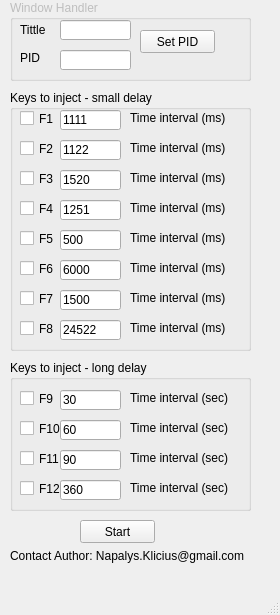
Above: gui/mainwindow.ui from Napalys/Attachable-clicker before the change. Below: the same form after it.
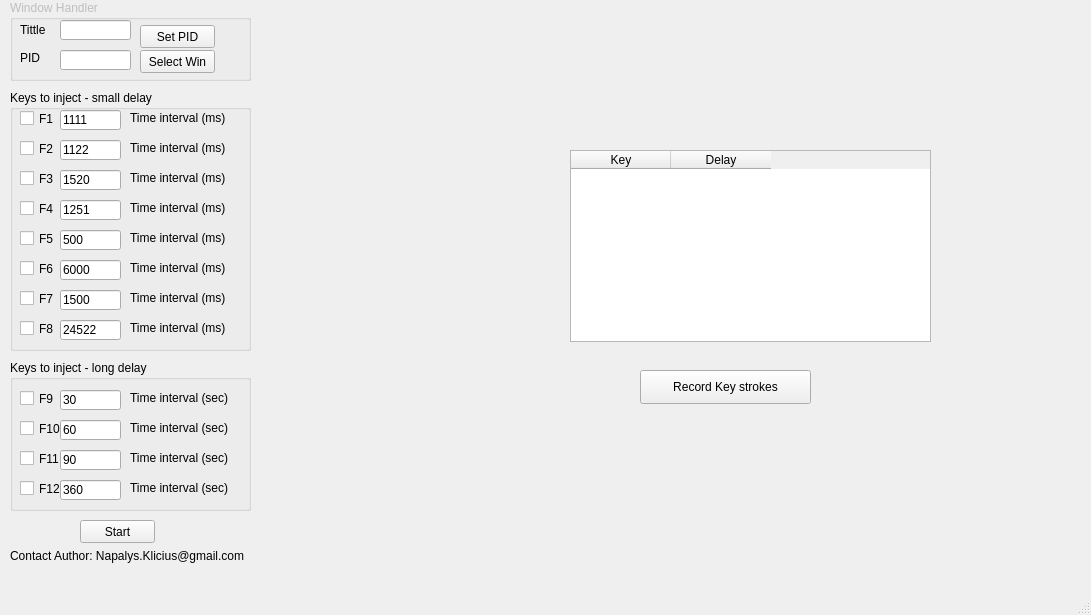
That is the form after the change.

What changed in the file:
```diff
--- a/gui/mainwindow.ui
+++ b/gui/mainwindow.ui
@@ -6,7 +6,7 @@
    <rect>
     <x>0</x>
     <y>0</y>
-    <width>280</width>
+    <width>1091</width>
     <height>615</height>
    </rect>
   </property>
@@ -16,6 +16,9 @@
   <property name="windowTitle">
    <string>Injection Clicker</string>
   </property>
+  <property name="autoFillBackground">
+   <bool>false</bool>
+  </property>
   <widget class="QWidget" name="centralwidget">
    <widget class="QCheckBox" name="checkBox_F1">
     <property name="geometry">
@@ -381,7 +384,7 @@
     <property name="geometry">
      <rect>
       <x>140</x>
-      <y>30</y>
+      <y>25</y>
       <width>75</width>
       <height>23</height>
      </rect>
@@ -390,6 +393,19 @@
      <string>Set PID</string>
     </property>
    </widget>
+   <widget class="QPushButton" name="select_PID">
+    <property name="geometry">
+     <rect>
+      <x>140</x>
+      <y>50</y>
+      <width>75</width>
+      <height>23</height>
+     </rect>
+    </property>
+    <property name="text">
+     <string>Select Win</string>
+    </property>
+   </widget>
    <widget class="QLineEdit" name="lineEdit_PID">
     <property name="geometry">
      <rect>
@@ -439,22 +455,6 @@
      <string>Tittle</string>
     </property>
    </widget>
-   <widget class="QGroupBox" name="groupBox">
-    <property name="enabled">
-     <bool>false</bool>
-    </property>
-    <property name="geometry">
-     <rect>
-      <x>10</x>
-      <y>0</y>
-      <width>241</width>
-      <height>81</height>
-     </rect>
-    </property>
-    <property name="title">
-     <string>Window Handler</string>
-    </property>
-   </widget>
    <widget class="QGroupBox" name="groupBox_2">
     <property name="geometry">
      <rect>
@@ -690,8 +690,63 @@
      </property>
     </widget>
    </widget>
-   <zorder>groupBox_2</zorder>
+   <widget class="QGroupBox" name="groupBox">
+    <property name="enabled">
+     <bool>false</bool>
+    </property>
+    <property name="geometry">
+     <rect>
+      <x>10</x>
+      <y>0</y>
+      <width>241</width>
+      <height>81</height>
+     </rect>
+    </property>
+    <property name="title">
+     <string>Window Handler</string>
+    </property>
+   </widget>
+   <widget class="QTableWidget" name="tableWidget">
+    <property name="geometry">
+     <rect>
+      <x>570</x>
+      <y>150</y>
+      <width>361</width>
+      <height>192</height>
+     </rect>
+    </property>
+    <property name="minimumSize">
+     <size>
+      <width>361</width>
+      <height>0</height>
+     </size>
+    </property>
+    <column>
+     <property name="text">
+      <string>Key</string>
+     </property>
+    </column>
+    <column>
+     <property name="text">
+      <string>Delay</string>
+     </property>
+    </column>
+   </widget>
+   <widget class="QPushButton" name="button_record">
+    <property name="geometry">
+     <rect>
+      <x>640</x>
+      <y>370</y>
+      <width>171</width>
+      <height>34</height>
+     </rect>
+    </property>
+    <property name="text">
+     <string>Record Key strokes</string>
+    </property>
+   </widget>
    <zorder>groupBox</zorder>
+   <zorder>groupBox_2</zorder>
    <zorder>checkBox_F1</zorder>
    <zorder>lineEdit_F1</zorder>
    <zorder>label_F1</zorder>
@@ -716,22 +771,25 @@
    <zorder>label_F8</zorder>
    <zorder>label_F7</zorder>
    <zorder>lineEdit_F7</zorder>
-   <zorder>pushButton_PID</zorder>
-   <zorder>lineEdit_PID</zorder>
    <zorder>label_PID</zorder>
-   <zorder>lineEdit_PID_2</zorder>
    <zorder>label_PID_2</zorder>
    <zorder>label</zorder>
-   <zorder>pushButton_Start</zorder>
    <zorder>groupBox_3</zorder>
+   <zorder>pushButton_PID</zorder>
+   <zorder>select_PID</zorder>
+   <zorder>pushButton_Start</zorder>
+   <zorder>lineEdit_PID</zorder>
+   <zorder>lineEdit_PID_2</zorder>
+   <zorder>tableWidget</zorder>
+   <zorder>button_record</zorder>
   </widget>
   <widget class="QMenuBar" name="menubar">
    <property name="geometry">
     <rect>
      <x>0</x>
      <y>0</y>
-     <width>280</width>
-     <height>21</height>
+     <width>1091</width>
+     <height>30</height>
     </rect>
    </property>
   </widget>
```
